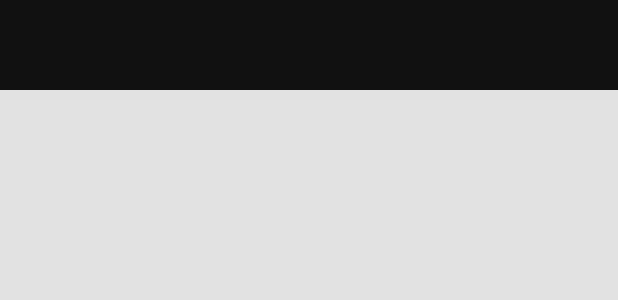
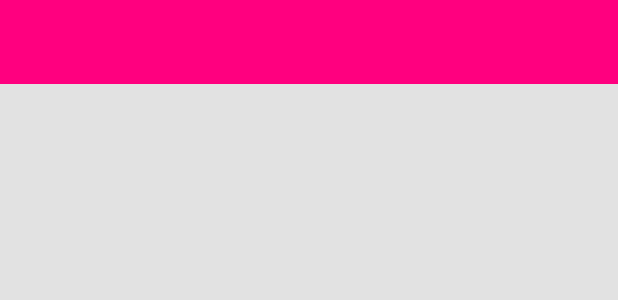
Before and after one commit to prashant31191/Android-SqlLite, an Android app: the layout act_parent.xml on its own in the app's theme, with its tools: preview values and no code run, on a phone screen of 412 x 824 dp. Shown: the top 300 px of the screen. Run offline under Robolectric (Android 15) with nearby library versions, the phone set to English and light mode, and no system bars; Roboto replaces fonts that are not available here.

```diff
--- a/DynamicSqllite/app/src/main/AndroidManifest.xml
+++ b/DynamicSqllite/app/src/main/AndroidManifest.xml
@@ -20,6 +20,11 @@
                 <category android:name="android.intent.category.LAUNCHER" />
             </intent-filter>
         </activity>
+        <activity android:name=".view.ActStudentList" android:theme="@style/AppTheme.NoActionBar"/>
+
+
+
+
         <meta-data
             android:name="preloaded_fonts"
             android:resource="@array/preloaded_fonts" />
--- a/DynamicSqllite/app/src/main/java/com/dynamicsqllite/ActSplash.java
+++ b/DynamicSqllite/app/src/main/java/com/dynamicsqllite/ActSplash.java
@@ -1,10 +1,14 @@
 package com.dynamicsqllite;
 
+import android.content.Intent;
 import android.os.Bundle;
+import android.os.Handler;
 import android.support.annotation.Nullable;
 import android.support.v7.app.AppCompatActivity;
 import android.view.View;
 import android.widget.TextView;
+
+import com.dynamicsqllite.view.ActStudentList;
 
 import butterknife.BindView;
 import butterknife.ButterKnife;
@@ -28,5 +32,13 @@ public class ActSplash extends ActBase
 
         tvName.setText("Hello world");
         rlHeader.setVisibility(View.GONE);
+
+        new Handler().postDelayed(new Runnable() {
+            @Override
+            public void run() {
+                startActivity(new Intent(ActSplash.this, ActStudentList.class));
+                finish();
+            }
+        },2500);
     }
 }
--- a/DynamicSqllite/app/src/main/res/layout/act_parent.xml
+++ b/DynamicSqllite/app/src/main/res/layout/act_parent.xml
@@ -11,9 +11,22 @@
     <RelativeLayout
         android:id="@+id/rlHeader"
         android:layout_width="match_parent"
-        android:layout_height="@dimen/d60"
-        android:background="@color/clr_black">
+        android:layout_height="wrap_content"
+        >
 
+        <android.support.design.widget.AppBarLayout
+            android:layout_width="match_parent"
+            android:layout_height="wrap_content"
+            android:theme="@style/AppTheme.AppBarOverlay">
+
+            <android.support.v7.widget.Toolbar
+                android:id="@+id/toolbar"
+                android:layout_width="match_parent"
+                android:layout_height="?attr/actionBarSize"
+                android:background="?attr/colorPrimary"
+                app:popupTheme="@style/AppTheme.PopupOverlay" />
+
+        </android.support.design.widget.AppBarLayout>
 
     </RelativeLayout>
 
```
Also changed, not shown: DynamicSqllite/app/src/main/java/com/dynamicsqllite/database/DynamicDatabaseHelper.java (renamed from DynamicSqllite/app/src/main/java/com/dynamicsqllite/database/PostsDatabaseHelper.java, +6 -6 lines), DynamicSqllite/app/src/main/java/com/dynamicsqllite/view/ActStudentList.java (+43 -7 lines), DynamicSqllite/app/src/main/res/layout/act_stud_list.xml (added, +33 -0 lines).
